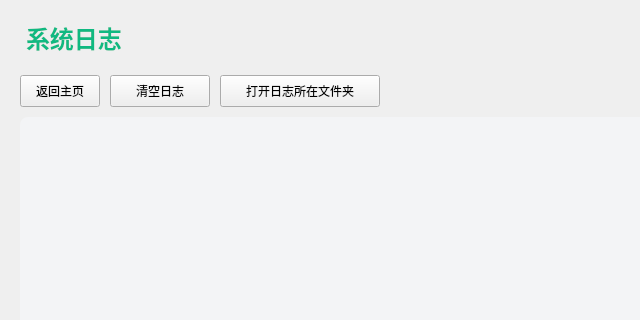
First picture: the form in ui/log_page.ui, repository xiaoyuan1021/MyTool, before the edit; both pictures show x 0 to 640 and y 0 to 320 of the 800 by 600 pixel window.
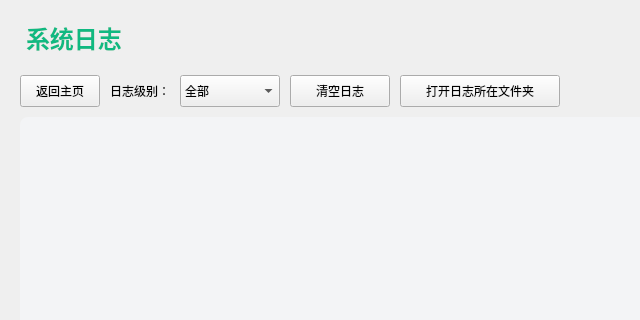
Second picture: the form after the edit.

```diff
--- a/ui/log_page.ui
+++ b/ui/log_page.ui
@@ -57,6 +57,48 @@
        </property>
       </widget>
      </item>
+      <item>
+       <widget class="QLabel" name="label_logLevel">
+        <property name="text">
+         <string>日志级别：</string>
+        </property>
+       </widget>
+      </item>
+      <item>
+       <widget class="QComboBox" name="combo_logLevel">
+        <property name="minimumSize">
+         <size>
+          <width>100</width>
+          <height>32</height>
+         </size>
+        </property>
+        <item>
+         <property name="text">
+          <string>全部</string>
+         </property>
+        </item>
+        <item>
+         <property name="text">
+          <string>Debug</string>
+         </property>
+        </item>
+        <item>
+         <property name="text">
+          <string>Info</string>
+         </property>
+        </item>
+        <item>
+         <property name="text">
+          <string>Warning</string>
+         </property>
+        </item>
+        <item>
+         <property name="text">
+          <string>Error</string>
+         </property>
+        </item>
+       </widget>
+      </item>
      <item>
       <widget class="QPushButton" name="btn_clearLog">
        <property name="minimumSize">
```
Lines whose indentation alone changed are shown as unchanged.
